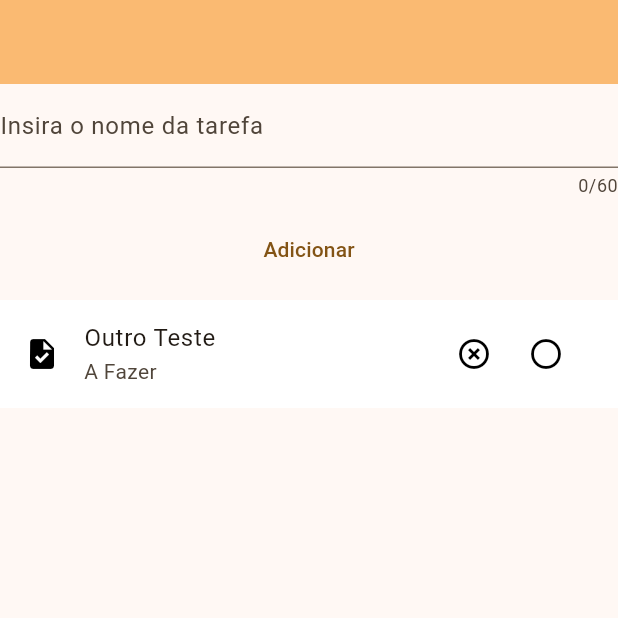
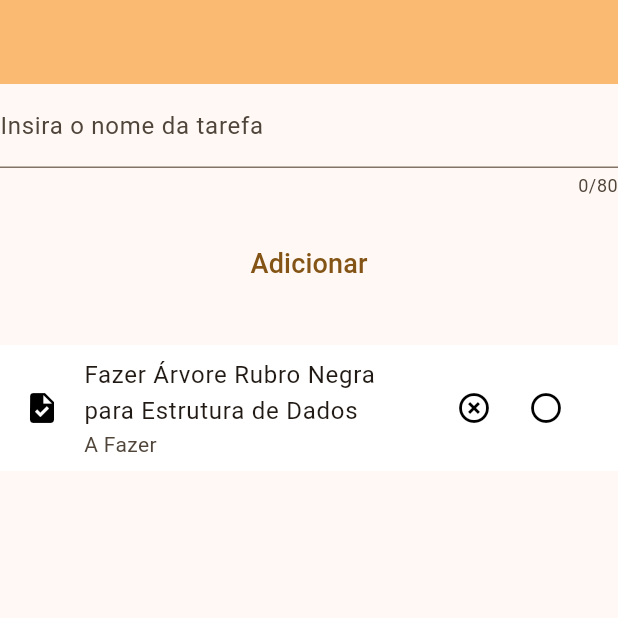
Before and after one commit to DavidGaleno/trabalho-testes, a Flutter app: the screen it shows after launch, after a tap on the "highlight remove" icon, on a phone screen of 412 x 824 dp, the top half of it. Run offline on Flutter 3.47's test engine with Material 2 defaults, Android fonts, the phone set to English and light mode, and no system bars.

Commit message:
feat change font-size

```diff
--- a/lib/lista_tarefas.dart
+++ b/lib/lista_tarefas.dart
@@ -10,9 +10,6 @@ import 'models/tarefa.dart';
 class ListaTarefas extends StatelessWidget {
   ListaTarefas({super.key});
 
-
-
-
   @override
   Widget build(BuildContext context) {
     return Scaffold(
@@ -24,7 +21,11 @@ class ListaTarefas extends StatelessWidget {
           mainAxisAlignment: MainAxisAlignment.center,
           children: [
             TarefaForm(),
-            Expanded(
+            provider.tarefas.length == 0
+                ? Center(
+                    child: Text('Não há tarefas cadastradas',style: TextStyle(fontSize: 20,fontWeight: FontWeight.bold)),
+                  )
+                : Expanded(
                     child: ListView.builder(
                         key: UniqueKey(),
                         itemCount: provider.tarefas.length,
--- a/lib/tarefaProvider.dart
+++ b/lib/tarefaProvider.dart
@@ -4,8 +4,8 @@ import 'models/tarefa.dart';
 
 class TarefasProvider with ChangeNotifier {
   List<Tarefa> _tarefas = [
-    Tarefa(id: 1, titulo: 'Teste', concluida: true),
-    Tarefa(id: 2, titulo: 'Outro Teste', concluida: false),
+    Tarefa(id: 1, titulo: 'Fazer Lista de Tarefas para Programação para Dispositivos Móveis', concluida: true),
+    Tarefa(id: 2, titulo: 'Fazer Árvore Rubro Negra para Estrutura de Dados', concluida: false),
   ];
 
   List<Tarefa> get tarefas => _tarefas;
--- a/lib/tarefa_form.dart
+++ b/lib/tarefa_form.dart
@@ -12,6 +12,7 @@ class TarefaForm extends StatelessWidget {
 
   adicionarItem({required provider, required text}) {
     if (text == '' || text == ' ') return;
+    if(text.length > 80) return;
     Tarefa tarefa =
         Tarefa(id: provider.tarefas.length + 1, titulo: text, concluida: false);
     provider.tarefas.add(tarefa);
@@ -30,7 +31,7 @@ class TarefaForm extends StatelessWidget {
                 SizedBox(
                   width: 500,
                   child: TextFormField(
-                    maxLength: 60,
+                    maxLength: 80,
                     controller: tarefaController,
                     keyboardType: TextInputType.text,
                     decoration:
@@ -38,13 +39,13 @@ class TarefaForm extends StatelessWidget {
                   ),
                 ),
                 Padding(
-                  padding: const EdgeInsets.only(top: 10, bottom: 10),
+                  padding: const EdgeInsets.only(top: 20, bottom: 30),
                   child: TextButton(
                       onPressed: () {
                         adicionarItem(
                             provider: provider, text: tarefaController.text);
                       },
-                      child: Text('Adicionar')),
+                      child: Text('Adicionar',style: TextStyle(fontSize: 18),)),
                 )
               ],
             ))));
```
Also changed, not shown: 1 other file. Lines whose indentation alone changed are shown as unchanged.
